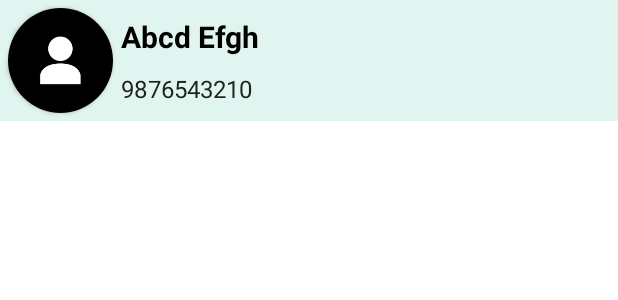
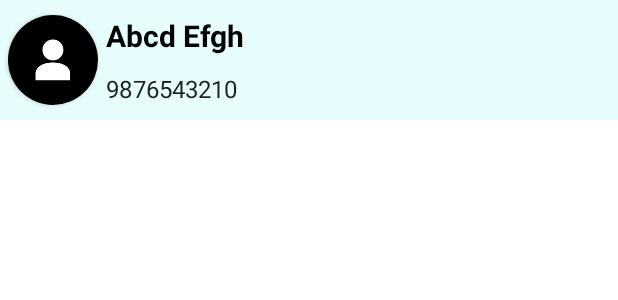
Before and after one commit to srideep-banerjee/Contacts, an Android app: the layout contact_item.xml on its own in the app's theme, with its tools: preview values and no code run, on a phone screen of 412 x 824 dp. Shown: the top 300 px of the screen. Run offline under Robolectric (Android 15) with nearby library versions, the phone set to English and light mode, and no system bars.

Commit message:
updated UI

```diff
--- a/app/src/main/java/com/project/contacts/MainActivity.java
+++ b/app/src/main/java/com/project/contacts/MainActivity.java
@@ -171,7 +171,9 @@ public class MainActivity extends AppCompatActivity {
         new Thread() {
             @Override
             public void run() {
-                Cursor cursor = getContentResolver().query(ContactsContract.CommonDataKinds.Phone.CONTENT_URI, null, null, null, null);
+                Cursor cursor = getContentResolver().query(ContactsContract.CommonDataKinds.Phone.CONTENT_URI,
+                        null, null, null,
+                        ContactsContract.CommonDataKinds.Phone.DISPLAY_NAME + " COLLATE NOCASE ASC");
                 ArrayList<Contact> contact_data = new ArrayList();
                 String last_contact_name = "";
                 while (cursor.moveToNext()) {
--- a/app/src/main/res/layout/contact_item.xml
+++ b/app/src/main/res/layout/contact_item.xml
@@ -5,16 +5,16 @@
     android:id="@+id/ConstraintLayout"
     android:layout_width="match_parent"
     android:layout_height="wrap_content"
-    android:background="#E0F4F0">
+    android:background="@color/bluish_white">
 
     <androidx.cardview.widget.CardView
         android:id="@+id/card_view"
-        android:layout_width="70dp"
-        android:layout_height="70dp"
+        android:layout_width="60dp"
+        android:layout_height="60dp"
         android:layout_gravity="center"
         android:layout_marginStart="5dp"
-        android:layout_marginTop="5dp"
-        android:layout_marginBottom="5dp"
+        android:layout_marginTop="10dp"
+        android:layout_marginBottom="10dp"
         card_view:cardCornerRadius="60dp"
         card_view:layout_constraintBottom_toBottomOf="parent"
         card_view:layout_constraintStart_toStartOf="parent"
--- a/app/src/main/res/values-night/themes.xml
+++ b/app/src/main/res/values-night/themes.xml
@@ -1,10 +1,10 @@
 <resources xmlns:tools="http://schemas.android.com/tools">
     <!-- Base application theme. -->
-    <style name="Theme.Contacts" parent="Theme.MaterialComponents.DayNight.DarkActionBar">
+    <style name="Theme.Contacts" parent="Theme.MaterialComponents.DayNight.NoActionBar">
         <!-- Primary brand color. -->
-        <item name="colorPrimary">@color/purple_200</item>
-        <item name="colorPrimaryVariant">@color/blue_700</item>
-        <item name="colorOnPrimary">@color/black</item>
+        <item name="colorPrimary">@color/blue_700</item>
+        <item name="colorPrimaryVariant">@color/blue_400</item>
+        <item name="colorOnPrimary">@color/bluish_white</item>
         <!-- Secondary brand color. -->
         <item name="colorSecondary">@color/teal_200</item>
         <item name="colorSecondaryVariant">@color/teal_200</item>
--- a/app/src/main/res/values/colors.xml
+++ b/app/src/main/res/values/colors.xml
@@ -2,9 +2,10 @@
 <resources>
     <color name="purple_200">#FFBB86FC</color>
     <color name="purple_500">#FF6200EE</color>
-    <color name="blue_700">#02299F</color>
+    <color name="blue_700">#0456D3</color>
+    <color name="blue_400">#002278</color>
     <color name="teal_200">#FF03DAC5</color>
     <color name="teal_700">#FF018786</color>
     <color name="black">#FF000000</color>
-    <color name="white">#FFFFFFFF</color>
+    <color name="bluish_white">#E7FDFD</color>
 </resources>
--- a/app/src/main/res/values/themes.xml
+++ b/app/src/main/res/values/themes.xml
@@ -2,9 +2,9 @@
     <!-- Base application theme. -->
     <style name="Theme.Contacts" parent="Theme.MaterialComponents.DayNight.NoActionBar">
         <!-- Primary brand color. -->
-        <item name="colorPrimary">@color/purple_500</item>
-        <item name="colorPrimaryVariant">@color/blue_700</item>
-        <item name="colorOnPrimary">@color/white</item>
+        <item name="colorPrimary">@color/blue_700</item>
+        <item name="colorPrimaryVariant">@color/blue_400</item>
+        <item name="colorOnPrimary">@color/bluish_white</item>
         <!-- Secondary brand color. -->
         <item name="colorSecondary">@color/teal_200</item>
         <item name="colorSecondaryVariant">@color/teal_700</item>
```
Also changed, not shown: app/src/main/res/layout/activity_details.xml (+6 -6 lines), app/src/main/res/layout/activity_main.xml (+14 -2 lines).
